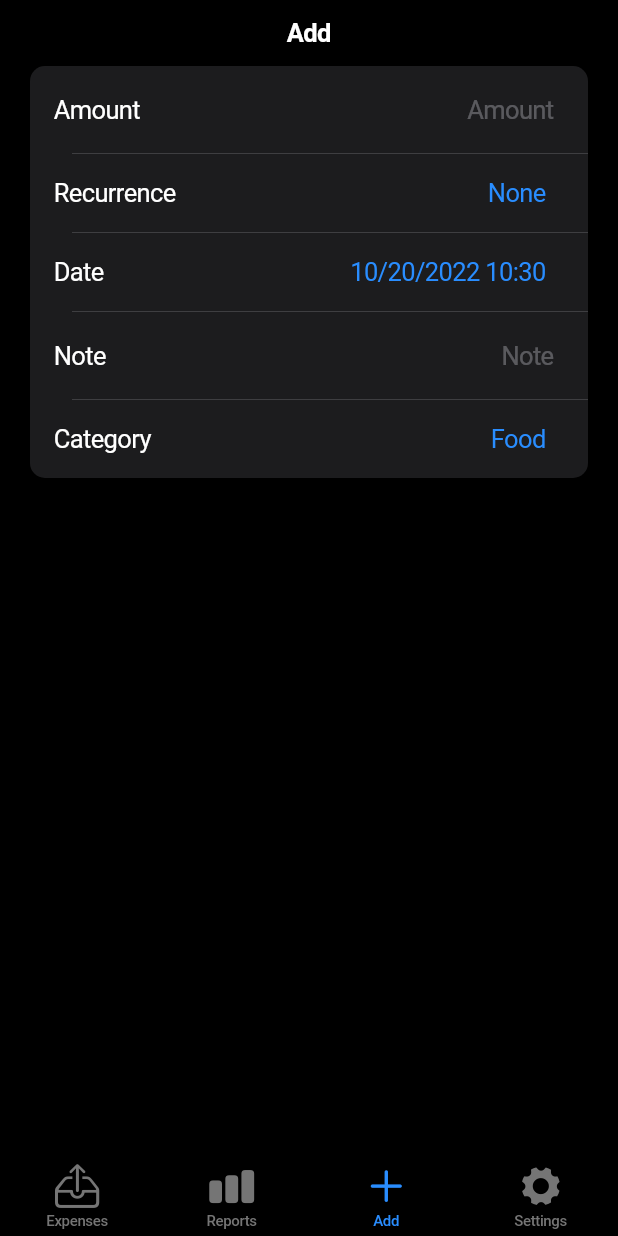
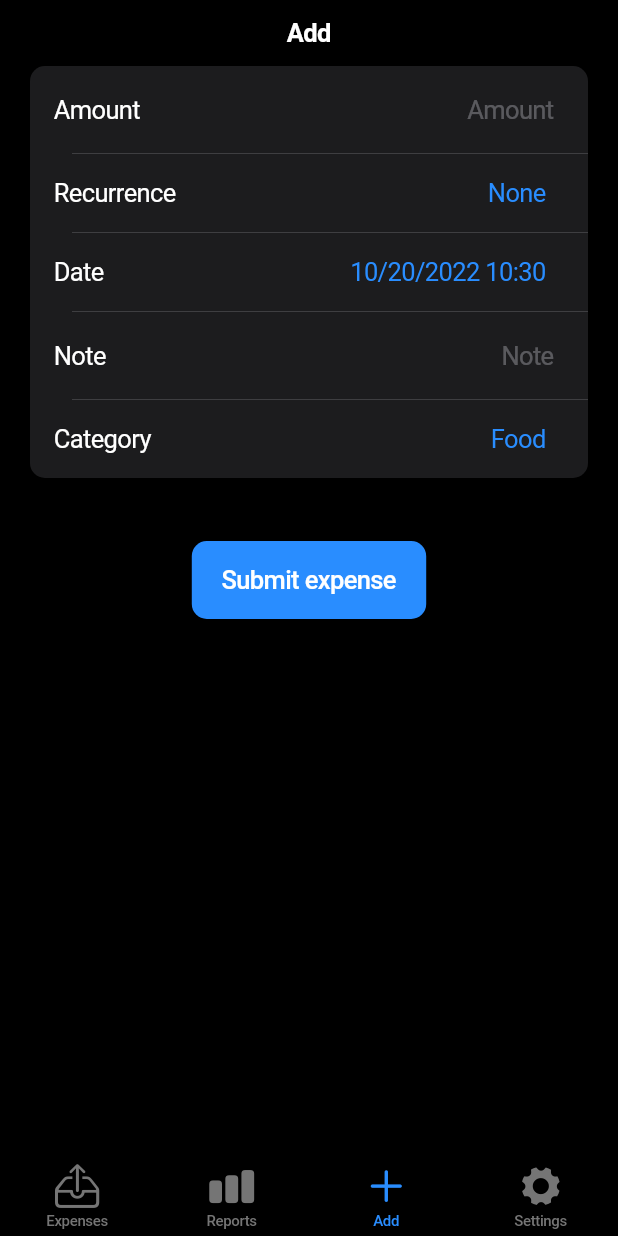
Before and after one commit to nikolovlazar/goodbyemoney-flutter, a Flutter app: the screen it shows after launch, item 3 of the bottom bar chosen, on a phone screen of 412 x 824 dp. Run offline on Flutter 3.47's test engine with Material 2 defaults, Android fonts, the phone set to English and light mode, and no system bars; missing offline and left inert: flex_color_picker.

Commit message:
finished add screen

```diff
--- a/lib/pages/add.dart
+++ b/lib/pages/add.dart
@@ -1,4 +1,6 @@
 // ignore_for_file: library_private_types_in_public_api
+
+import 'dart:ui';
 
 import 'package:flutter/cupertino.dart';
 import 'package:goodbye_money/types/widgets.dart';
@@ -79,17 +81,16 @@ class _AddContentState extends State<AddContent> {
           FocusManager.instance.primaryFocus?.unfocus();
         },
         child: DecoratedBox(
-            decoration: BoxDecoration(
-              color: const Color.fromARGB(255, 28, 28, 30),
-              borderRadius: BorderRadius.circular(16),
-            ),
-            child: CupertinoFormSection.insetGrouped(children: [
+          decoration: const BoxDecoration(),
+          child: Column(
+            children: [
+              CupertinoFormSection.insetGrouped(children: [
                 DecoratedBox(
                   decoration: const BoxDecoration(),
                   child: CupertinoFormRow(
                     prefix: const Text("Amount",
-                      style:
-                          TextStyle(color: Color.fromARGB(255, 255, 255, 255))),
+                        style: TextStyle(
+                            color: Color.fromARGB(255, 255, 255, 255))),
                     helper: null,
                     padding: const EdgeInsets.fromLTRB(16, 12, 16, 12),
                     child: CupertinoTextField.borderless(
@@ -111,8 +112,8 @@ class _AddContentState extends State<AddContent> {
                   decoration: const BoxDecoration(),
                   child: CupertinoFormRow(
                     prefix: const Text("Recurrence",
-                      style:
-                          TextStyle(color: Color.fromARGB(255, 255, 255, 255))),
+                        style: TextStyle(
+                            color: Color.fromARGB(255, 255, 255, 255))),
                     helper: null,
                     padding: const EdgeInsets.fromLTRB(16, 0, 8, 0),
                     child: CupertinoButton(
@@ -144,8 +145,8 @@ class _AddContentState extends State<AddContent> {
                   decoration: const BoxDecoration(),
                   child: CupertinoFormRow(
                     prefix: const Text("Date",
-                      style:
-                          TextStyle(color: Color.fromARGB(255, 255, 255, 255))),
+                        style: TextStyle(
+                            color: Color.fromARGB(255, 255, 255, 255))),
                     helper: null,
                     padding: const EdgeInsets.fromLTRB(16, 0, 8, 0),
                     child: CupertinoButton(
@@ -169,8 +170,8 @@ class _AddContentState extends State<AddContent> {
                   decoration: const BoxDecoration(),
                   child: CupertinoFormRow(
                     prefix: const Text("Note",
-                      style:
-                          TextStyle(color: Color.fromARGB(255, 255, 255, 255))),
+                        style: TextStyle(
+                            color: Color.fromARGB(255, 255, 255, 255))),
                     helper: null,
                     padding: const EdgeInsets.fromLTRB(16, 12, 16, 12),
                     child: CupertinoTextField.borderless(
@@ -189,8 +190,8 @@ class _AddContentState extends State<AddContent> {
                   decoration: const BoxDecoration(),
                   child: CupertinoFormRow(
                     prefix: const Text("Category",
-                      style:
-                          TextStyle(color: Color.fromARGB(255, 255, 255, 255))),
+                        style: TextStyle(
+                            color: Color.fromARGB(255, 255, 255, 255))),
                     helper: null,
                     padding: const EdgeInsets.fromLTRB(16, 0, 8, 0),
                     child: CupertinoButton(
@@ -218,7 +219,26 @@ class _AddContentState extends State<AddContent> {
                     ),
                   ),
                 ),
-            ])),
+              ]),
+              Container(
+                margin: const EdgeInsets.only(top: 32),
+                child: CupertinoButton(
+                  onPressed: () {},
+                  color: CupertinoTheme.of(context).primaryColor,
+                  borderRadius: BorderRadius.circular(10),
+                  pressedOpacity: 0.7,
+                  child: const Text(
+                    "Submit expense",
+                    style: TextStyle(
+                      color: Color.fromARGB(255, 255, 255, 255),
+                      fontWeight: FontWeight.w500,
+                    ),
+                  ),
+                ),
+              )
+            ],
+          ),
+        ),
       ),
     );
   }
```
Lines whose indentation alone changed are shown as unchanged.
